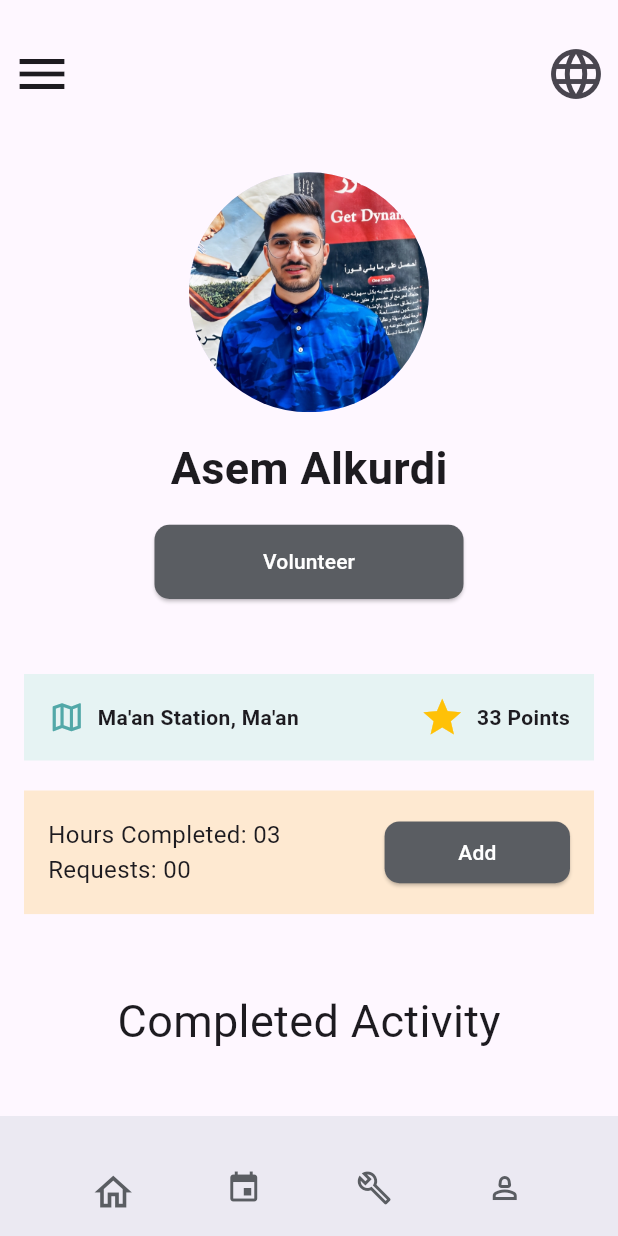
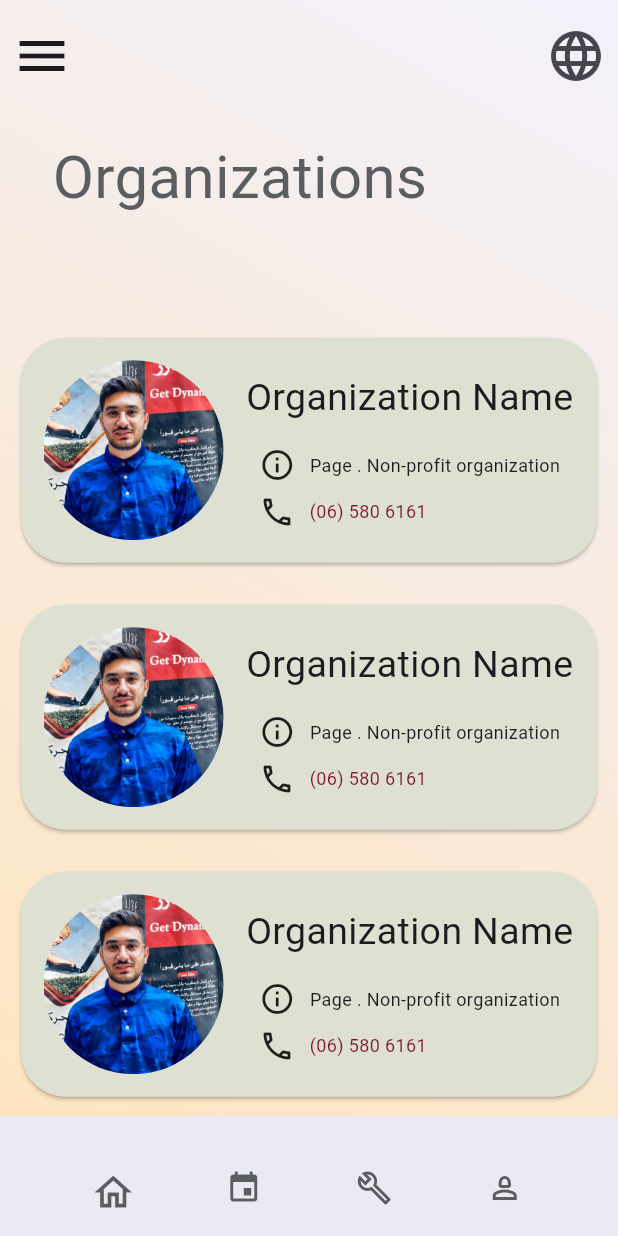
Before and after one commit to asem-kurd/gen-z, a Flutter app: the screen it shows after launch, on a phone screen of 412 x 824 dp. Run offline on Flutter 3.47's test engine with Material 3 defaults, Android fonts, the phone set to English and light mode, and no system bars.

Commit message:
Finsh the ui of organization secreen #AK (#3)

```diff
--- a/lib/main.dart
+++ b/lib/main.dart
@@ -1,5 +1,5 @@
 import 'package:flutter/material.dart';
-import 'package:gen_z/screens/profile_screen.dart';
+import 'package:gen_z/screens/organization_screen.dart';
 
 void main() {
   WidgetsFlutterBinding.ensureInitialized();
@@ -10,6 +10,6 @@ class MyApp extends StatelessWidget {
   const MyApp({super.key});
   @override
   Widget build(BuildContext context) {
-    return const ProfileScreen();
+    return const OrganizationScreen();
   }
 }
--- /dev/null
+++ b/lib/screens/organization_screen.dart
@@ -0,0 +1,423 @@
+import 'package:flutter/material.dart';
+
+class OrganizationScreen extends StatelessWidget {
+  const OrganizationScreen({super.key});
+
+  @override
+  Widget build(BuildContext context) {
+    // Fetching the screen dimensions for responsive design
+    final screenHeight = MediaQuery.of(context).size.height;
+    return MaterialApp(
+      debugShowCheckedModeBanner: false,
+      home: SafeArea(
+        child: Scaffold(
+          extendBodyBehindAppBar: true,
+          appBar: AppBar(
+            backgroundColor: Colors.transparent,
+            elevation: 0,
+            toolbarHeight: screenHeight * 0.09, // Responsive toolbar height
+            leading: IconButton(
+              onPressed: () {},
+              icon: const Icon(
+                Icons.menu,
+                size: 40,
+              ),
+              tooltip: 'Open Menu',
+            ),
+            actions: [
+              IconButton(
+                onPressed: () {},
+                icon: const Icon(
+                  Icons.language,
+                  size: 40,
+                ),
+                tooltip: 'Change Language',
+              ),
+            ],
+          ),
+          // ignore: prefer_const_constructors
+          body: Container(
+            decoration: const BoxDecoration(
+              gradient: LinearGradient(
+                begin: Alignment.bottomLeft,
+                end: Alignment.topRight,
+                colors: [Color.fromARGB(255, 254, 228, 192), Color(0xffF3F1FB)],
+              ),
+            ),
+            child: Column(
+              crossAxisAlignment: CrossAxisAlignment.stretch,
+              children: [
+                const Padding(
+                  padding: EdgeInsets.only(left: 35, top: 90),
+                  child: Text(
+                    "Organizations",
+                    style: TextStyle(fontSize: 40, color: Color(0xff5A5D62)),
+                  ),
+                ),
+                // Wrap ListView with Expanded to make it take available space
+                Expanded(
+                  child: ListView(
+                    children: [
+                      Padding(
+                        padding: const EdgeInsets.symmetric(
+                          horizontal: 10,
+                        ),
+                        child: Card(
+                          shape: RoundedRectangleBorder(
+                            borderRadius: BorderRadius.circular(30.0),
+                          ),
+                          color: const Color(0xffDEE1D2),
+                          child: const Row(
+                            children: [
+                              Padding(
+                                padding: EdgeInsets.all(15.0),
+                                child: CircleAvatar(
+                                  radius: 60, // Keep the avatar size fixed
+                                  backgroundImage:
+                                      AssetImage("assets/imgs/logo.png"),
+                                ),
+                              ),
+                              Padding(
+                                padding: EdgeInsets.symmetric(vertical: 5),
+                                child: Column(
+                                  children: [
+                                    Text(
+                                      "Organization Name",
+                                      style: TextStyle(fontSize: 25),
+                                    ),
+                                    Padding(
+                                        padding: EdgeInsets.only(bottom: 15)),
+                                    Row(
+                                      children: [
+                                        Icon(Icons.info_outline),
+                                        Text(
+                                          "   Page . Non-profit organization",
+                                          style: TextStyle(fontSize: 12),
+                                        ),
+                                      ],
+                                    ),
+                                    Padding(
+                                        padding: EdgeInsets.only(bottom: 7)),
+                                    Padding(
+                                      padding: EdgeInsets.only(right: 89),
+                                      child: Row(
+                                        children: [
+                                          Icon(Icons.phone_outlined),
+                                          Text(
+                                            "   (06) 580 6161",
+                                            style: TextStyle(
+                                                fontSize: 12,
+                                                color: Color(0xff7C142F)),
+                                          ),
+                                        ],
+                                      ),
+                                    ),
+                                  ],
+                                ),
+                              )
+                            ],
+                          ),
+                        ),
+                      ),
+                      const Padding(padding: EdgeInsets.only(bottom: 20)),
+                      Padding(
+                        padding: const EdgeInsets.symmetric(
+                          horizontal: 10,
+                        ),
+                        child: Card(
+                          shape: RoundedRectangleBorder(
+                            borderRadius: BorderRadius.circular(30.0),
+                          ),
+                          color: const Color(0xffDEE1D2),
+                          child: const Row(
+                            children: [
+                              Padding(
+                                padding: EdgeInsets.all(15.0),
+                                child: CircleAvatar(
+                                  radius: 60, // Keep the avatar size fixed
+                                  backgroundImage:
+                                      AssetImage("assets/imgs/logo.png"),
+                                ),
+                              ),
+                              Padding(
+                                padding: EdgeInsets.symmetric(vertical: 5),
+                                child: Column(
+                                  children: [
+                                    Text(
+                                      "Organization Name",
+                                      style: TextStyle(fontSize: 25),
+                                    ),
+                                    Padding(
+                                        padding: EdgeInsets.only(bottom: 15)),
+                                    Row(
+                                      children: [
+                                        Icon(Icons.info_outline),
+                                        Text(
+                                          "   Page . Non-profit organization",
+                                          style: TextStyle(fontSize: 12),
+                                        ),
+                                      ],
+                                    ),
+                                    Padding(
+                                        padding: EdgeInsets.only(bottom: 7)),
+                                    Padding(
+                                      padding: EdgeInsets.only(right: 89),
+                                      child: Row(
+                                        children: [
+                                          Icon(Icons.phone_outlined),
+                                          Text(
+                                            "   (06) 580 6161",
+                                            style: TextStyle(
+                                                fontSize: 12,
+                                                color: Color(0xff7C142F)),
+                                          ),
+                                        ],
+                                      ),
+                                    ),
+                                  ],
+                                ),
+                              )
+                            ],
+                          ),
+                        ),
+                      ),
+                      const Padding(padding: EdgeInsets.only(bottom: 20)),
+                      Padding(
+                        padding: const EdgeInsets.symmetric(
+                          horizontal: 10,
+                        ),
+                        child: Card(
+                          shape: RoundedRectangleBorder(
+                            borderRadius: BorderRadius.circular(30.0),
+                          ),
+                          color: const Color(0xffDEE1D2),
+                          child: const Row(
+                            children: [
+                              Padding(
+                                padding: EdgeInsets.all(15.0),
+                                child: CircleAvatar(
+                                  radius: 60, // Keep the avatar size fixed
+                                  backgroundImage:
+                                      AssetImage("assets/imgs/logo.png"),
+                                ),
+                              ),
+                              Padding(
+                                padding: EdgeInsets.symmetric(vertical: 5),
+                                child: Column(
+                                  children: [
+                                    Text(
+                                      "Organization Name",
+                                      style: TextStyle(fontSize: 25),
+                                    ),
+                                    Padding(
+                                        padding: EdgeInsets.only(bottom: 15)),
+                                    Row(
+                                      children: [
+                                        Icon(Icons.info_outline),
+                                        Text(
+                                          "   Page . Non-profit organization",
+                                          style: TextStyle(fontSize: 12),
+                                        ),
+                                      ],
+                                    ),
+                                    Padding(
+                                        padding: EdgeInsets.only(bottom: 7)),
+                                    Padding(
+                                      padding: EdgeInsets.only(right: 89),
+                                      child: Row(
+                                        children: [
+                                          Icon(Icons.phone_outlined),
+                                          Text(
+                                            "   (06) 580 6161",
+                                            style: TextStyle(
+                                                fontSize: 12,
+                                                color: Color(0xff7C142F)),
+                                          ),
+                                        ],
+                                      ),
+                                    ),
+                                  ],
+                                ),
+                              )
+                            ],
+                          ),
+                        ),
+                      ),
+                      const Padding(padding: EdgeInsets.only(bottom: 20)),
+                      Padding(
+                        padding: const EdgeInsets.symmetric(
+                          horizontal: 10,
+                        ),
+                        child: Card(
+                          shape: RoundedRectangleBorder(
+                            borderRadius: BorderRadius.circular(30.0),
+                          ),
+                          color: const Color(0xffDEE1D2),
+                          child: const Row(
+                            children: [
+                              Padding(
+                                padding: EdgeInsets.all(15.0),
+                                child: CircleAvatar(
+                                  radius: 60, // Keep the avatar size fixed
+                                  backgroundImage:
+                                      AssetImage("assets/imgs/logo.png"),
+                                ),
+                              ),
+                              Padding(
+                                padding: EdgeInsets.symmetric(vertical: 5),
+                                child: Column(
+                                  children: [
+                                    Text(
+                                      "Organization Name",
+                                      style: TextStyle(fontSize: 25),
+                                    ),
+                                    Padding(
+                                        padding: EdgeInsets.only(bottom: 15)),
+                                    Row(
+                                      children: [
+                                        Icon(Icons.info_outline),
+                                        Text(
+                                          "   Page . Non-profit organization",
+                                          style: TextStyle(fontSize: 12),
+                                        ),
+                                      ],
+                                    ),
+                                    Padding(
+                                        padding: EdgeInsets.only(bottom: 7)),
+                                    Padding(
+                                      padding: EdgeInsets.only(right: 89),
+                                      child: Row(
+                                        children: [
+                                          Icon(Icons.phone_outlined),
+                                          Text(
+                                            "   (06) 580 6161",
+                                            style: TextStyle(
+                                                fontSize: 12,
+                                                color: Color(0xff7C142F)),
+                                          ),
+                                        ],
+                                      ),
+                                    ),
+                                  ],
+                                ),
+                              )
+                            ],
+                          ),
+                        ),
+                      ),
+                      const Padding(padding: EdgeInsets.only(bottom: 20)),
+                      Padding(
+                        padding: const EdgeInsets.symmetric(
+                          horizontal: 10,
+                        ),
+                        child: Card(
+                          shape: RoundedRectangleBorder(
+                            borderRadius: BorderRadius.circular(30.0),
+                          ),
+                          color: const Color(0xffDEE1D2),
+                          child: const Row(
+                            children: [
+                              Padding(
+                                padding: EdgeInsets.all(15.0),
+                                child: CircleAvatar(
+                                  radius: 60, // Keep the avatar size fixed
+                                  backgroundImage:
+                                      AssetImage("assets/imgs/logo.png"),
+                                ),
+                              ),
+                              Padding(
+                                padding: EdgeInsets.symmetric(vertical: 5),
+                                child: Column(
+                                  children: [
+                                    Text(
+                                      "Organization Name",
+                                      style: TextStyle(fontSize: 25),
+                                    ),
+                                    Padding(
+                                        padding: EdgeInsets.only(bottom: 15)),
+                                    Row(
+                                      children: [
+                                        Icon(Icons.info_outline),
+                                        Text(
+                                          "   Page . Non-profit organization",
+                                          style: TextStyle(fontSize: 12),
+                                        ),
+                                      ],
+                                    ),
+                                    Padding(
+                                        padding: EdgeInsets.only(bottom: 7)),
+                                    Padding(
+                                      padding: EdgeInsets.only(right: 89),
+                                      child: Row(
+                                        children: [
+                                          Icon(Icons.phone_outlined),
+                                          Text(
+                                            "   (06) 580 6161",
+                                            style: TextStyle(
+                                                fontSize: 12,
+                                                color: Color(0xff7C142F)),
+                                          ),
+                                        ],
+                                      ),
+                                    ),
+                                  ],
+                                ),
+                              )
+                            ],
+                          ),
+                        ),
+                      ),
+                      const Padding(padding: EdgeInsets.only(bottom: 20)),
+                    ],
+                  ),
+                ),
+              ],
+            ),
+          ),
+          bottomNavigationBar: BottomAppBar(
+            color: const Color(0xffEBE9F2), // Background color for the footer
+            child: Padding(
+              padding: const EdgeInsets.all(16.0),
+              child: Row(
+                mainAxisAlignment: MainAxisAlignment.spaceAround,
+                children: [
+                  // Home button or other icons can go here
+                  IconButton(
+                    icon: const Icon(
+                      Icons.home_outlined,
+                      size: 30,
+                      color: Color(0xff5A5D62),
+                    ),
+                    onPressed: () {
+                      // Navigate to home screen or other action
+                    },
+                  ),
+                  IconButton(
+                    icon: const Icon(Icons.event, color: Color(0xff5A5D62)),
+                    onPressed: () {
+                      // Navigate to home screen or other action
+                    },
+                  ),
+                  IconButton(
+                    icon: const Icon(Icons.build_outlined,
+                        color: Color(0xff5A5D62)),
+                    onPressed: () {
+                      // Navigate to home screen or other action
+                    },
+                  ),
+                  IconButton(
+                    icon: const Icon(Icons.person_2_outlined,
+                        color: Color(0xff5A5D62)),
+                    onPressed: () {
+                      // Navigate to home screen or other action
+                    },
+                  ),
+                ],
+              ),
+            ),
+          ),
+        ),
+      ),
+    );
+  }
+}
--- a/lib/screens/profile_screen.dart
+++ b/lib/screens/profile_screen.dart
@@ -74,7 +74,6 @@ class ProfileScreen extends StatelessWidget {
                   ),
                   const SizedBox(
                       height: 50), // Added space before the next section
-
                   // Location and Points
                   Container(
                     padding: const EdgeInsets.symmetric(horizontal: 16),
@@ -154,7 +153,8 @@ class ProfileScreen extends StatelessWidget {
                   ),
 
                   const SizedBox(height: 50), // Space before the card section
-                  Text("Completed Activity", style: TextStyle(fontSize: 30)),
+                  const Text("Completed Activity",
+                      style: TextStyle(fontSize: 30)),
                   const SizedBox(height: 50), // Space before the card section
 
                   // Horizontally Scrollable Cards
```
Also changed, not shown: 1 other file.
